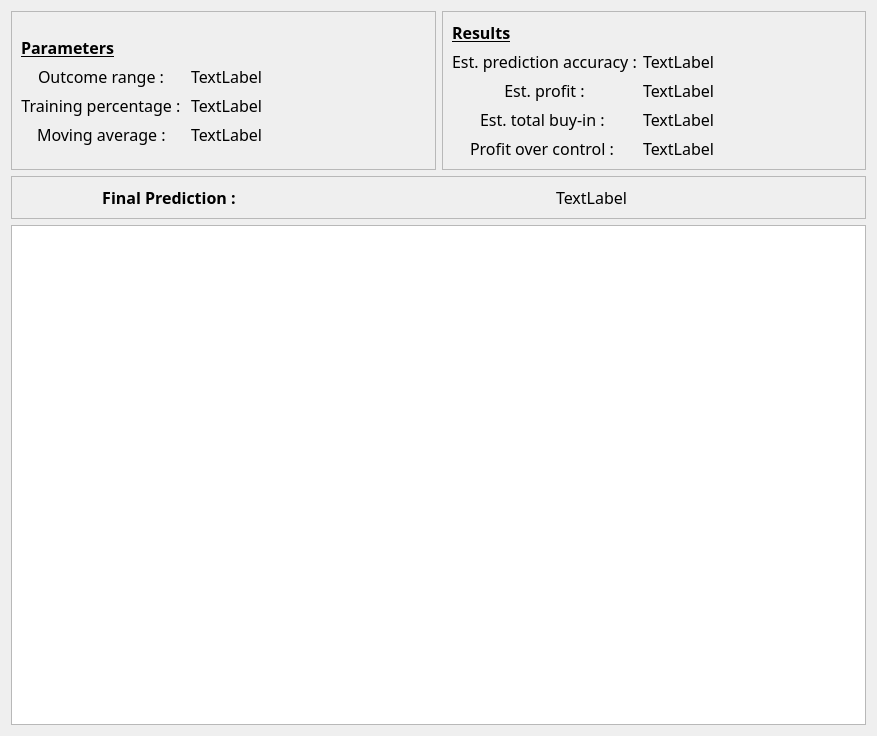
Qt form BlackMagicPy/layouts/resultsDialog.ui (J05hr/BlackMagic) before a commit.
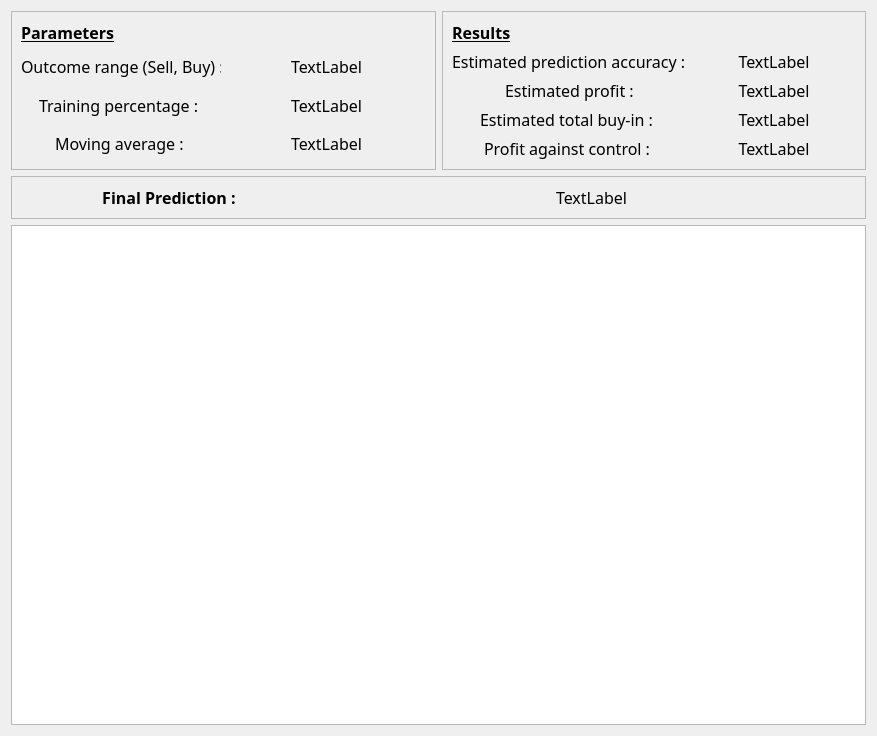
The same form after that commit.

Commit message: basic manual classification working

Patch:
```diff
--- a/BlackMagicPy/layouts/resultsDialog.ui
+++ b/BlackMagicPy/layouts/resultsDialog.ui
@@ -57,20 +57,53 @@
       </item>
       <item row="1" column="0">
        <widget class="QLabel" name="label">
+        <property name="sizePolicy">
+         <sizepolicy hsizetype="MinimumExpanding" vsizetype="MinimumExpanding">
+          <horstretch>0</horstretch>
+          <verstretch>0</verstretch>
+         </sizepolicy>
+        </property>
+        <property name="maximumSize">
+         <size>
+          <width>200</width>
+          <height>16777215</height>
+         </size>
+        </property>
         <property name="text">
-         <string>Outcome range : </string>
+         <string>Outcome range (Sell, Buy) : </string>
         </property>
        </widget>
       </item>
       <item row="1" column="1">
        <widget class="QLabel" name="outcomeRangeLabel">
+        <property name="sizePolicy">
+         <sizepolicy hsizetype="MinimumExpanding" vsizetype="MinimumExpanding">
+          <horstretch>0</horstretch>
+          <verstretch>0</verstretch>
+         </sizepolicy>
+        </property>
         <property name="text">
          <string>TextLabel</string>
         </property>
+        <property name="alignment">
+         <set>Qt::AlignCenter</set>
+        </property>
        </widget>
       </item>
       <item row="2" column="0">
        <widget class="QLabel" name="label_9">
+        <property name="sizePolicy">
+         <sizepolicy hsizetype="MinimumExpanding" vsizetype="MinimumExpanding">
+          <horstretch>0</horstretch>
+          <verstretch>0</verstretch>
+         </sizepolicy>
+        </property>
+        <property name="maximumSize">
+         <size>
+          <width>200</width>
+          <height>16777215</height>
+         </size>
+        </property>
         <property name="font">
          <font>
           <family>Source Sans Pro</family>
@@ -83,19 +116,40 @@
          <string>Training percentage : </string>
         </property>
         <property name="alignment">
-         <set>Qt::AlignCenter</set>
+         <set>Qt::AlignLeading|Qt::AlignLeft|Qt::AlignVCenter</set>
         </property>
        </widget>
       </item>
       <item row="2" column="1">
        <widget class="QLabel" name="trainPercentLabel">
+        <property name="sizePolicy">
+         <sizepolicy hsizetype="MinimumExpanding" vsizetype="MinimumExpanding">
+          <horstretch>0</horstretch>
+          <verstretch>0</verstretch>
+         </sizepolicy>
+        </property>
         <property name="text">
          <string>TextLabel</string>
         </property>
+        <property name="alignment">
+         <set>Qt::AlignCenter</set>
+        </property>
        </widget>
       </item>
       <item row="3" column="0">
        <widget class="QLabel" name="label_2">
+        <property name="sizePolicy">
+         <sizepolicy hsizetype="MinimumExpanding" vsizetype="MinimumExpanding">
+          <horstretch>0</horstretch>
+          <verstretch>0</verstretch>
+         </sizepolicy>
+        </property>
+        <property name="maximumSize">
+         <size>
+          <width>200</width>
+          <height>16777215</height>
+         </size>
+        </property>
         <property name="text">
          <string>Moving average : </string>
         </property>
@@ -103,9 +157,18 @@
       </item>
       <item row="3" column="1">
        <widget class="QLabel" name="movingAvgLabel">
+        <property name="sizePolicy">
+         <sizepolicy hsizetype="MinimumExpanding" vsizetype="MinimumExpanding">
+          <horstretch>0</horstretch>
+          <verstretch>0</verstretch>
+         </sizepolicy>
+        </property>
         <property name="text">
          <string>TextLabel</string>
         </property>
+        <property name="alignment">
+         <set>Qt::AlignCenter</set>
+        </property>
        </widget>
       </item>
      </layout>
@@ -148,13 +211,31 @@
       </item>
       <item row="1" column="0">
        <widget class="QLabel" name="predAccur">
+        <property name="sizePolicy">
+         <sizepolicy hsizetype="MinimumExpanding" vsizetype="MinimumExpanding">
+          <horstretch>0</horstretch>
+          <verstretch>0</verstretch>
+         </sizepolicy>
+        </property>
+        <property name="maximumSize">
+         <size>
+          <width>270</width>
+          <height>16777215</height>
+         </size>
+        </property>
         <property name="text">
-         <string>Est. prediction accuracy :</string>
+         <string>Estimated prediction accuracy :</string>
         </property>
        </widget>
       </item>
       <item row="1" column="1">
        <widget class="QLabel" name="predAccurLabel">
+        <property name="sizePolicy">
+         <sizepolicy hsizetype="MinimumExpanding" vsizetype="MinimumExpanding">
+          <horstretch>0</horstretch>
+          <verstretch>0</verstretch>
+         </sizepolicy>
+        </property>
         <property name="font">
          <font>
           <family>Source Sans Pro</family>
@@ -164,10 +245,25 @@
         <property name="text">
          <string>TextLabel</string>
         </property>
+        <property name="alignment">
+         <set>Qt::AlignCenter</set>
+        </property>
        </widget>
       </item>
       <item row="2" column="0">
        <widget class="QLabel" name="label_11">
+        <property name="sizePolicy">
+         <sizepolicy hsizetype="MinimumExpanding" vsizetype="MinimumExpanding">
+          <horstretch>0</horstretch>
+          <verstretch>0</verstretch>
+         </sizepolicy>
+        </property>
+        <property name="maximumSize">
+         <size>
+          <width>200</width>
+          <height>16777215</height>
+         </size>
+        </property>
         <property name="font">
          <font>
           <family>Source Sans Pro</family>
@@ -177,46 +273,97 @@
          </font>
         </property>
         <property name="text">
-         <string>Est. profit :</string>
+         <string>Estimated profit :</string>
         </property>
         <property name="alignment">
-         <set>Qt::AlignCenter</set>
+         <set>Qt::AlignLeading|Qt::AlignLeft|Qt::AlignVCenter</set>
         </property>
        </widget>
       </item>
       <item row="2" column="1">
        <widget class="QLabel" name="profitLabel">
+        <property name="sizePolicy">
+         <sizepolicy hsizetype="MinimumExpanding" vsizetype="MinimumExpanding">
+          <horstretch>0</horstretch>
+          <verstretch>0</verstretch>
+         </sizepolicy>
+        </property>
         <property name="text">
          <string>TextLabel</string>
         </property>
+        <property name="alignment">
+         <set>Qt::AlignCenter</set>
+        </property>
        </widget>
       </item>
       <item row="3" column="0">
        <widget class="QLabel" name="label_13">
+        <property name="sizePolicy">
+         <sizepolicy hsizetype="MinimumExpanding" vsizetype="MinimumExpanding">
+          <horstretch>0</horstretch>
+          <verstretch>0</verstretch>
+         </sizepolicy>
+        </property>
+        <property name="maximumSize">
+         <size>
+          <width>200</width>
+          <height>16777215</height>
+         </size>
+        </property>
         <property name="text">
-         <string>Est. total buy-in : </string>
+         <string>Estimated total buy-in : </string>
         </property>
        </widget>
       </item>
       <item row="3" column="1">
        <widget class="QLabel" name="totalBuyInLabel">
+        <property name="sizePolicy">
+         <sizepolicy hsizetype="MinimumExpanding" vsizetype="MinimumExpanding">
+          <horstretch>0</horstretch>
+          <verstretch>0</verstretch>
+         </sizepolicy>
+        </property>
         <property name="text">
          <string>TextLabel</string>
         </property>
+        <property name="alignment">
+         <set>Qt::AlignCenter</set>
+        </property>
        </widget>
       </item>
       <item row="4" column="0">
        <widget class="QLabel" name="label_15">
+        <property name="sizePolicy">
+         <sizepolicy hsizetype="MinimumExpanding" vsizetype="MinimumExpanding">
+          <horstretch>0</horstretch>
+          <verstretch>0</verstretch>
+         </sizepolicy>
+        </property>
+        <property name="maximumSize">
+         <size>
+          <width>200</width>
+          <height>16777215</height>
+         </size>
+        </property>
         <property name="text">
-         <string>Profit over control : </string>
+         <string>Profit against control : </string>
         </property>
        </widget>
       </item>
       <item row="4" column="1">
        <widget class="QLabel" name="profitOverControl">
+        <property name="sizePolicy">
+         <sizepolicy hsizetype="MinimumExpanding" vsizetype="MinimumExpanding">
+          <horstretch>0</horstretch>
+          <verstretch>0</verstretch>
+         </sizepolicy>
+        </property>
         <property name="text">
          <string>TextLabel</string>
         </property>
+        <property name="alignment">
+         <set>Qt::AlignCenter</set>
+        </property>
        </widget>
       </item>
      </layout>
```
The commit also changes 2 other files.
